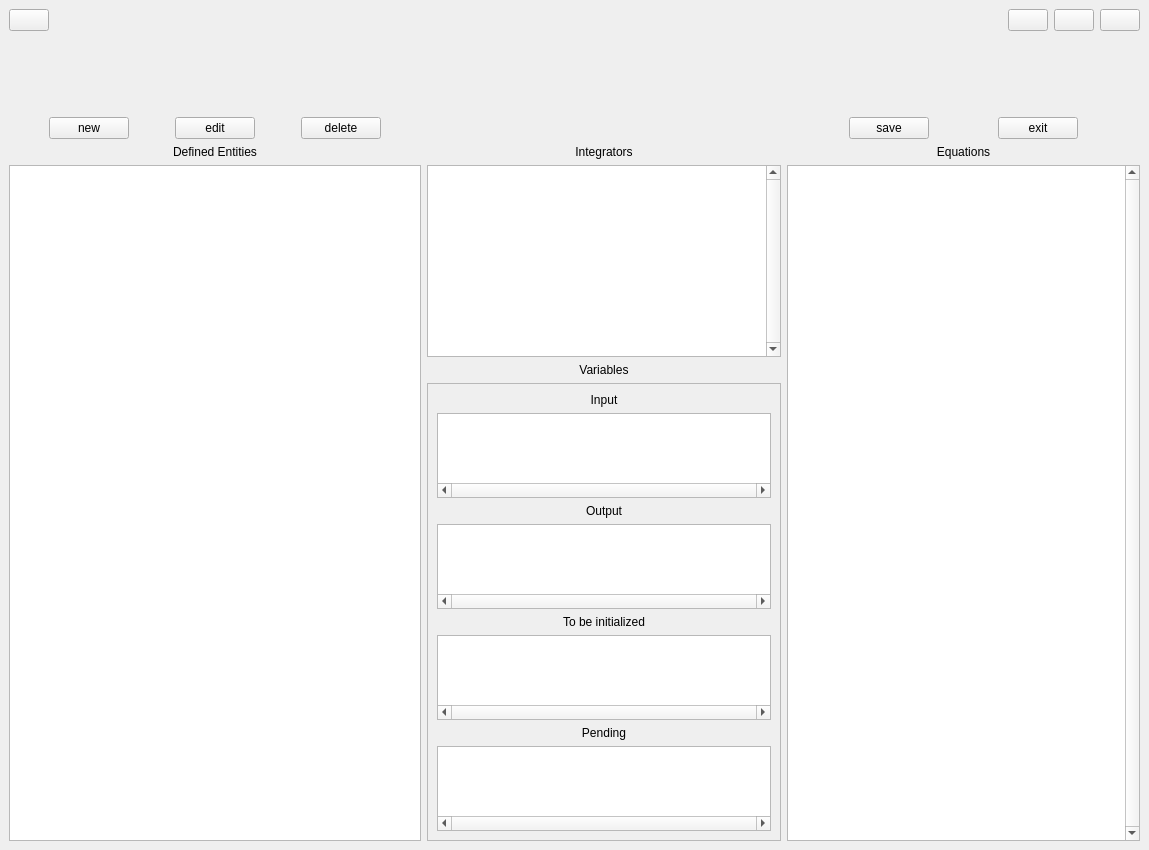
First picture: the form in packages/OntologyBuilder/BehaviourLinker_v01/UIs/main.ui, repository heinz-preisig/ProMo13, before the edit.
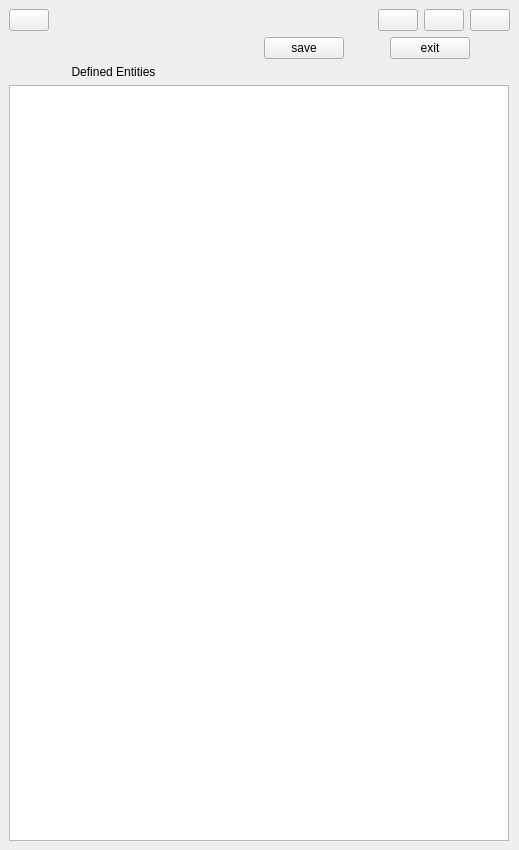
Second picture: the form after the edit.

```diff
--- a/packages/OntologyBuilder/BehaviourLinker_v01/UIs/main.ui
+++ b/packages/OntologyBuilder/BehaviourLinker_v01/UIs/main.ui
@@ -6,7 +6,7 @@
    <rect>
     <x>0</x>
     <y>0</y>
-    <width>1149</width>
+    <width>519</width>
     <height>850</height>
    </rect>
   </property>
@@ -15,51 +15,125 @@
   </property>
   <widget class="QWidget" name="centralwidget">
    <layout class="QGridLayout" name="gridLayout">
-    <item row="2" column="1">
-     <layout class="QVBoxLayout" name="verticalLayout_3">
+    <item row="0" column="0">
+     <layout class="QHBoxLayout" name="horizontalLayout_2">
       <item>
-       <layout class="QHBoxLayout" name="horizontalLayout_4">
-        <item>
-         <spacer name="horizontalSpacer_9">
-          <property name="orientation">
-           <enum>Qt::Horizontal</enum>
-          </property>
-          <property name="sizeHint" stdset="0">
-           <size>
-            <width>40</width>
-            <height>20</height>
-           </size>
-          </property>
-         </spacer>
-        </item>
-        <item>
-         <spacer name="horizontalSpacer">
-          <property name="orientation">
-           <enum>Qt::Horizontal</enum>
-          </property>
-          <property name="sizeHint" stdset="0">
-           <size>
-            <width>40</width>
-            <height>20</height>
-           </size>
-          </property>
-         </spacer>
-        </item>
-       </layout>
+       <widget class="QPushButton" name="LED">
+        <property name="text">
+         <string/>
+        </property>
+       </widget>
       </item>
+      <item>
+       <spacer name="horizontalSpacer_11">
+        <property name="orientation">
+         <enum>Qt::Horizontal</enum>
+        </property>
+        <property name="sizeHint" stdset="0">
+         <size>
+          <width>40</width>
+          <height>20</height>
+         </size>
+        </property>
+       </spacer>
+      </item>
      </layout>
     </item>
-    <item row="3" column="0">
-     <widget class="QLabel" name="label">
-      <property name="text">
-       <string>Defined Entities</string>
-      </property>
-      <property name="alignment">
-       <set>Qt::AlignCenter</set>
-      </property>
-     </widget>
+    <item row="0" column="1">
+     <layout class="QHBoxLayout" name="horizontalLayout">
+      <item>
+       <spacer name="horizontalSpacer_10">
+        <property name="orientation">
+         <enum>Qt::Horizontal</enum>
+        </property>
+        <property name="sizeHint" stdset="0">
+         <size>
+          <width>40</width>
+          <height>20</height>
+         </size>
+        </property>
+       </spacer>
+      </item>
+      <item>
+       <widget class="QPushButton" name="pushMinimise">
+        <property name="text">
+         <string/>
+        </property>
+       </widget>
+      </item>
+      <item>
+       <widget class="QPushButton" name="pushNormal">
+        <property name="text">
+         <string/>
+        </property>
+       </widget>
+      </item>
+      <item>
+       <widget class="QPushButton" name="pushMaximise">
+        <property name="text">
+         <string/>
+        </property>
+       </widget>
+      </item>
+     </layout>
     </item>
-    <item row="2" column="2">
+    <item row="1" column="0">
+     <layout class="QHBoxLayout" name="horizontalLayout_5">
+      <item>
+       <spacer name="horizontalSpacer_7">
+        <property name="orientation">
+         <enum>Qt::Horizontal</enum>
+        </property>
+        <property name="sizeHint" stdset="0">
+         <size>
+          <width>40</width>
+          <height>20</height>
+         </size>
+        </property>
+       </spacer>
+      </item>
+      <item>
+       <spacer name="horizontalSpacer_2">
+        <property name="orientation">
+         <enum>Qt::Horizontal</enum>
+        </property>
+        <property name="sizeHint" stdset="0">
+         <size>
+          <width>40</width>
+          <height>20</height>
+         </size>
+        </property>
+       </spacer>
+      </item>
+      <item>
+       <spacer name="horizontalSpacer_3">
+        <property name="orientation">
+         <enum>Qt::Horizontal</enum>
+        </property>
+        <property name="sizeHint" stdset="0">
+         <size>
+          <width>40</width>
+          <height>20</height>
+         </size>
+        </property>
+       </spacer>
+      </item>
+      <item>
+       <spacer name="horizontalSpacer_8">
+        <property name="orientation">
+         <enum>Qt::Horizontal</enum>
+        </property>
+        <property name="sizeHint" stdset="0">
+         <size>
+          <width>40</width>
+          <height>20</height>
+         </size>
+        </property>
+       </spacer>
+      </item>
+     </layout>
+    </item>
+    <item row="1" column="1">
      <layout class="QHBoxLayout" name="horizontalLayout_6">
       <item>
        <spacer name="horizontalSpacer_5">
@@ -116,113 +190,17 @@
       </item>
      </layout>
     </item>
-    <item row="4" column="2">
-     <widget class="QListView" name="list_equations">
-      <property name="verticalScrollBarPolicy">
-       <enum>Qt::ScrollBarAlwaysOn</enum>
-      </property>
-      <property name="editTriggers">
-       <set>QAbstractItemView::NoEditTriggers</set>
-      </property>
-      <property name="selectionMode">
-       <enum>QAbstractItemView::NoSelection</enum>
-      </property>
-      <property name="verticalScrollMode">
-       <enum>QAbstractItemView::ScrollPerPixel</enum>
-      </property>
-      <property name="resizeMode">
-       <enum>QListView::Adjust</enum>
-      </property>
-     </widget>
-    </item>
-    <item row="3" column="1">
-     <widget class="QLabel" name="label_2">
-      <property name="text">
-       <string>Integrators</string>
-      </property>
-      <property name="alignment">
-       <set>Qt::AlignCenter</set>
-      </property>
-     </widget>
-    </item>
     <item row="2" column="0">
-     <layout class="QHBoxLayout" name="horizontalLayout_5">
-      <item>
-       <spacer name="horizontalSpacer_7">
-        <property name="orientation">
-         <enum>Qt::Horizontal</enum>
-        </property>
-        <property name="sizeHint" stdset="0">
-         <size>
-          <width>40</width>
-          <height>20</height>
-         </size>
-        </property>
-       </spacer>
-      </item>
-      <item>
-       <widget class="QPushButton" name="pushNew">
-        <property name="text">
-         <string>new</string>
-        </property>
-       </widget>
-      </item>
-      <item>
-       <spacer name="horizontalSpacer_2">
-        <property name="orientation">
-         <enum>Qt::Horizontal</enum>
-        </property>
-        <property name="sizeHint" stdset="0">
-         <size>
-          <width>40</width>
-          <height>20</height>
-         </size>
-        </property>
-       </spacer>
-      </item>
-      <item>
-       <widget class="QPushButton" name="pushEdit">
-        <property name="text">
-         <string>edit</string>
-        </property>
-       </widget>
-      </item>
-      <item>
-       <spacer name="horizontalSpacer_3">
-        <property name="orientation">
-         <enum>Qt::Horizontal</enum>
-        </property>
-        <property name="sizeHint" stdset="0">
-         <size>
-          <width>40</width>
-          <height>20</height>
-         </size>
-        </property>
-       </spacer>
-      </item>
-      <item>
-       <widget class="QPushButton" name="pushDelete">
-        <property name="text">
-         <string>delete</string>
-        </property>
-       </widget>
-      </item>
-      <item>
-       <spacer name="horizontalSpacer_8">
-        <property name="orientation">
-         <enum>Qt::Horizontal</enum>
-        </property>
-        <property name="sizeHint" stdset="0">
-         <size>
-          <width>40</width>
-          <height>20</height>
-         </size>
-        </property>
-       </spacer>
-      </item>
-     </layout>
+     <widget class="QLabel" name="label">
+      <property name="text">
+       <string>Defined Entities</string>
+      </property>
+      <property name="alignment">
+       <set>Qt::AlignCenter</set>
+      </property>
+     </widget>
     </item>
-    <item row="4" column="0">
+    <item row="3" column="0" colspan="2">
      <widget class="QTreeView" name="tree_entities">
       <property name="minimumSize">
        <size>
@@ -256,330 +234,6 @@
       </attribute>
      </widget>
     </item>
-    <item row="0" column="2">
-     <layout class="QHBoxLayout" name="horizontalLayout">
-      <item>
-       <spacer name="horizontalSpacer_10">
-        <property name="orientation">
-         <enum>Qt::Horizontal</enum>
-        </property>
-        <property name="sizeHint" stdset="0">
-         <size>
-          <width>40</width>
-          <height>20</height>
-         </size>
-        </property>
-       </spacer>
-      </item>
-      <item>
-       <widget class="QPushButton" name="pushMinimise">
-        <property name="text">
-         <string/>
-        </property>
-       </widget>
-      </item>
-      <item>
-       <widget class="QPushButton" name="pushNormal">
-        <property name="text">
-         <string/>
-        </property>
-       </widget>
-      </item>
-      <item>
-       <widget class="QPushButton" name="pushMaximise">
-        <property name="text">
-         <string/>
-        </property>
-       </widget>
-      </item>
-     </layout>
-    </item>
-    <item row="4" column="1">
-     <layout class="QVBoxLayout" name="verticalLayout_2">
-      <item>
-       <widget class="QListView" name="list_integrators">
-        <property name="minimumSize">
-         <size>
-          <width>0</width>
-          <height>150</height>
-         </size>
-        </property>
-        <property name="verticalScrollBarPolicy">
-         <enum>Qt::ScrollBarAlwaysOn</enum>
-        </property>
-        <property name="editTriggers">
-         <set>QAbstractItemView::NoEditTriggers</set>
-        </property>
-        <property name="selectionMode">
-         <enum>QAbstractItemView::NoSelection</enum>
-        </property>
-        <property name="verticalScrollMode">
-         <enum>QAbstractItemView::ScrollPerPixel</enum>
-        </property>
-        <property name="resizeMode">
-         <enum>QListView::Adjust</enum>
-        </property>
-       </widget>
-      </item>
-      <item>
-       <widget class="QLabel" name="label_3">
-        <property name="text">
-         <string>Variables</string>
-        </property>
-        <property name="alignment">
-         <set>Qt::AlignCenter</set>
-        </property>
-       </widget>
-      </item>
-      <item>
-       <widget class="QFrame" name="frame">
-        <property name="frameShape">
-         <enum>QFrame::StyledPanel</enum>
-        </property>
-        <property name="frameShadow">
-         <enum>QFrame::Raised</enum>
-        </property>
-        <layout class="QVBoxLayout" name="verticalLayout">
-         <item>
-          <widget class="QLabel" name="label_4">
-           <property name="text">
-            <string>Input</string>
-           </property>
-           <property name="alignment">
-            <set>Qt::AlignCenter</set>
-           </property>
-          </widget>
-         </item>
-         <item>
-          <widget class="QListView" name="list_input">
-           <property name="minimumSize">
-            <size>
-             <width>0</width>
-             <height>70</height>
-            </size>
-           </property>
-           <property name="maximumSize">
-            <size>
-             <width>16777215</width>
-             <height>85</height>
-            </size>
-           </property>
-           <property name="layoutDirection">
-            <enum>Qt::LeftToRight</enum>
-           </property>
-           <property name="horizontalScrollBarPolicy">
-            <enum>Qt::ScrollBarAlwaysOn</enum>
-           </property>
-           <property name="editTriggers">
-            <set>QAbstractItemView::NoEditTriggers</set>
-           </property>
-           <property name="selectionMode">
-            <enum>QAbstractItemView::NoSelection</enum>
-           </property>
-           <property name="verticalScrollMode">
-            <enum>QAbstractItemView::ScrollPerPixel</enum>
-           </property>
-           <property name="horizontalScrollMode">
-            <enum>QAbstractItemView::ScrollPerPixel</enum>
-           </property>
-           <property name="flow">
-            <enum>QListView::LeftToRight</enum>
-           </property>
-          </widget>
-         </item>
-         <item>
-          <widget class="QLabel" name="label_5">
-           <property name="text">
-            <string>Output</string>
-           </property>
-           <property name="alignment">
-            <set>Qt::AlignCenter</set>
-           </property>
-          </widget>
-         </item>
-         <item>
-          <widget class="QListView" name="list_output">
-           <property name="minimumSize">
-            <size>
-             <width>0</width>
-             <height>70</height>
-            </size>
-           </property>
-           <property name="maximumSize">
-            <size>
-             <width>16777215</width>
-             <height>85</height>
-            </size>
-           </property>
-           <property name="layoutDirection">
-            <enum>Qt::LeftToRight</enum>
-           </property>
-           <property name="horizontalScrollBarPolicy">
-            <enum>Qt::ScrollBarAlwaysOn</enum>
-           </property>
-           <property name="editTriggers">
-            <set>QAbstractItemView::NoEditTriggers</set>
-           </property>
-           <property name="selectionMode">
-            <enum>QAbstractItemView::NoSelection</enum>
-           </property>
-           <property name="verticalScrollMode">
-            <enum>QAbstractItemView::ScrollPerPixel</enum>
-           </property>
-           <property name="horizontalScrollMode">
-            <enum>QAbstractItemView::ScrollPerPixel</enum>
-           </property>
-           <property name="flow">
-            <enum>QListView::LeftToRight</enum>
-           </property>
-          </widget>
-         </item>
-         <item>
-          <widget class="QLabel" name="label_6">
-           <property name="text">
-            <string>To be initialized</string>
-           </property>
-           <property name="alignment">
-            <set>Qt::AlignCenter</set>
-           </property>
-          </widget>
-         </item>
-         <item>
-          <widget class="QListView" name="list_instantiate">
-           <property name="minimumSize">
-            <size>
-             <width>0</width>
-             <height>70</height>
-            </size>
-           </property>
-           <property name="maximumSize">
-            <size>
-             <width>16777215</width>
-             <height>85</height>
-            </size>
-           </property>
-           <property name="layoutDirection">
-            <enum>Qt::LeftToRight</enum>
-           </property>
-           <property name="horizontalScrollBarPolicy">
-            <enum>Qt::ScrollBarAlwaysOn</enum>
-           </property>
-           <property name="editTriggers">
-            <set>QAbstractItemView::NoEditTriggers</set>
-           </property>
-           <property name="selectionMode">
-            <enum>QAbstractItemView::NoSelection</enum>
-           </property>
-           <property name="verticalScrollMode">
-            <enum>QAbstractItemView::ScrollPerPixel</enum>
-           </property>
-           <property name="horizontalScrollMode">
-            <enum>QAbstractItemView::ScrollPerPixel</enum>
-           </property>
-           <property name="flow">
-            <enum>QListView::LeftToRight</enum>
-           </property>
-          </widget>
-         </item>
-         <item>
-          <widget class="QLabel" name="label_7">
-           <property name="text">
-            <string>Pending</string>
-           </property>
-           <property name="alignment">
-            <set>Qt::AlignCenter</set>
-           </property>
-          </widget>
-         </item>
-         <item>
-          <widget class="QListView" name="list_pending">
-           <property name="minimumSize">
-            <size>
-             <width>0</width>
-             <height>70</height>
-            </size>
-           </property>
-           <property name="maximumSize">
-            <size>
-             <width>16777215</width>
-             <height>85</height>
-            </size>
-           </property>
-           <property name="layoutDirection">
-            <enum>Qt::LeftToRight</enum>
-           </property>
-           <property name="horizontalScrollBarPolicy">
-            <enum>Qt::ScrollBarAlwaysOn</enum>
-           </property>
-           <property name="editTriggers">
-            <set>QAbstractItemView::NoEditTriggers</set>
-           </property>
-           <property name="selectionMode">
-            <enum>QAbstractItemView::NoSelection</enum>
-           </property>
-           <property name="verticalScrollMode">
-            <enum>QAbstractItemView::ScrollPerPixel</enum>
-           </property>
-           <property name="horizontalScrollMode">
-            <enum>QAbstractItemView::ScrollPerPixel</enum>
-           </property>
-           <property name="flow">
-            <enum>QListView::LeftToRight</enum>
-           </property>
-          </widget>
-         </item>
-        </layout>
-       </widget>
-      </item>
-     </layout>
-    </item>
-    <item row="3" column="2">
-     <widget class="QLabel" name="label_8">
-      <property name="text">
-       <string>Equations</string>
-      </property>
-      <property name="alignment">
-       <set>Qt::AlignCenter</set>
-      </property>
-     </widget>
-    </item>
-    <item row="1" column="2">
-     <spacer name="verticalSpacer">
-      <property name="orientation">
-       <enum>Qt::Vertical</enum>
-      </property>
-      <property name="sizeHint" stdset="0">
-       <size>
-        <width>20</width>
-        <height>40</height>
-       </size>
-      </property>
-     </spacer>
-    </item>
-    <item row="0" column="0">
-     <layout class="QHBoxLayout" name="horizontalLayout_2">
-      <item>
-       <widget class="QPushButton" name="LED">
-        <property name="text">
-         <string/>
-        </property>
-       </widget>
-      </item>
-      <item>
-       <spacer name="horizontalSpacer_11">
-        <property name="orientation">
-         <enum>Qt::Horizontal</enum>
-        </property>
-        <property name="sizeHint" stdset="0">
-         <size>
-          <width>40</width>
-          <height>20</height>
-         </size>
-        </property>
-       </spacer>
-      </item>
-     </layout>
-    </item>
    </layout>
   </widget>
  </widget>
```
